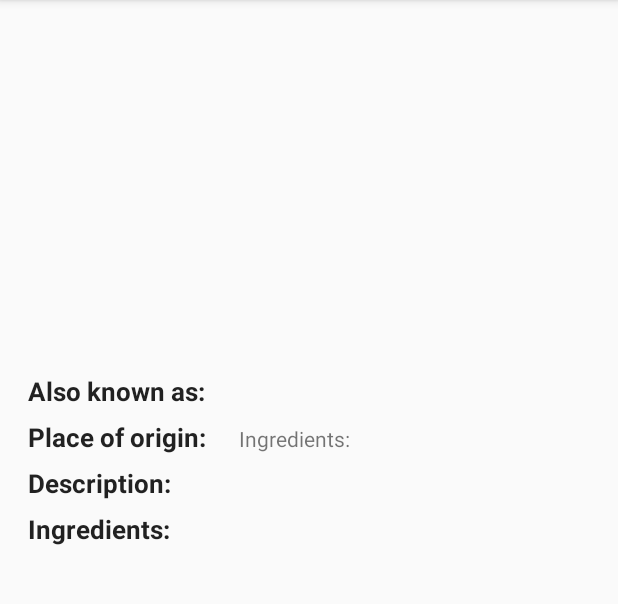
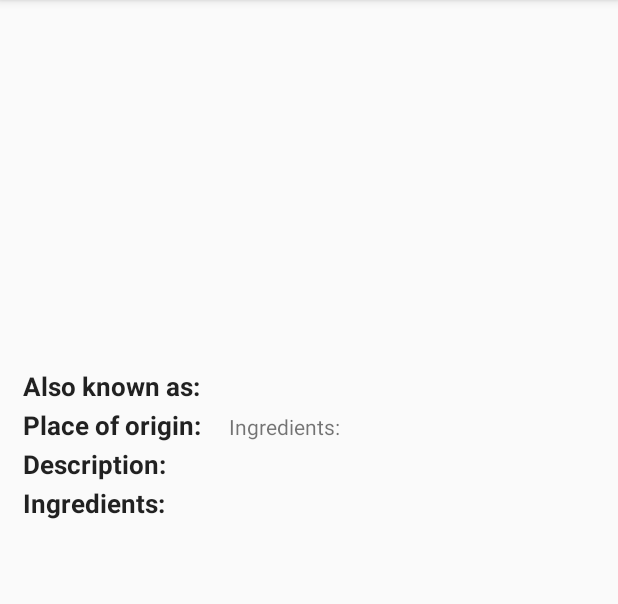
Before and after one commit to Annin7y/sandwich-club-starter-code-master, an Android app: the DetailActivity screen opened directly, with no data from a screen before it, on a phone screen of 412 x 824 dp, the part 84-688 px from its top. Run offline under Robolectric (Android 15) with nearby library versions, the phone set to English and light mode, and no system bars; our stand-ins replace Picasso; pictures from the network do not load; 1 statement that could not run was skipped.

Commit message:
update:refactor

```diff
--- a/app/build.gradle
+++ b/app/build.gradle
@@ -19,7 +19,7 @@ android {
 }
 
 dependencies {
-    implementation 'com.android.support.constraint:constraint-layout:1.0.2'
+    implementation 'com.android.support.constraint:constraint-layout:1.1.3'
     implementation fileTree(dir: 'libs', include: ['*.jar'])
     implementation 'com.android.support:appcompat-v7:26.1.0'
     implementation 'com.squareup.picasso:picasso:2.5.2'
--- a/app/src/main/res/layout/activity_detail.xml
+++ b/app/src/main/res/layout/activity_detail.xml
@@ -13,13 +13,9 @@
 
         <ImageView
             android:id="@+id/image_iv"
-            android:layout_width="@dimen/image_width"
+            android:layout_width="match_parent"
             android:layout_height="@dimen/image_height"
-            android:layout_marginStart="@dimen/image_margin_start"
-            android:layout_marginLeft="@dimen/image_margin_left"
             android:layout_marginTop="@dimen/image_margin_top"
-            android:layout_marginEnd="@dimen/image_margin_end"
-            android:layout_marginRight="@dimen/image_margin_right"
             android:adjustViewBounds="true"
             android:contentDescription="@string/sandwich_picture_content_description"
             android:padding="@dimen/image_padding"
@@ -32,8 +28,8 @@
             android:orientation="vertical" >
 
         <LinearLayout
-            android:layout_width="match_parent"
-            android:layout_height="match_parent"
+            android:layout_width="wrap_content"
+            android:layout_height="wrap_content"
             android:orientation="horizontal">
 
             <TextView
@@ -47,6 +43,8 @@
                 android:id="@+id/also_known_tv"
                 android:layout_width="wrap_content"
                 android:layout_height="wrap_content"
+                android:layout_marginStart="@dimen/also_list_margin_start"
+                android:layout_marginLeft="@dimen/also_list_margin_start"
                 android:padding="@dimen/list_padding" />
 
         </LinearLayout>
@@ -59,7 +57,6 @@
             <TextView
                 android:id="@+id/origin_tv_label"
                 style="@style/DetailLabelStyle"
-                android:layout_below="@+id/also_known_tv_label"
                 android:layout_marginStart="@dimen/label_margin"
                 android:layout_marginLeft="@dimen/label_margin"
                 android:text="@string/detail_place_of_origin_label" />
@@ -68,7 +65,6 @@
                 android:id="@+id/origin_tv"
                 android:layout_width="wrap_content"
                 android:layout_height="wrap_content"
-                android:layout_below="@+id/also_known_tv_label"
                 android:layout_marginStart="@dimen/also_list_margin_start"
                 android:layout_marginLeft="@dimen/also_list_margin_start"
                 android:padding="@dimen/list_padding"
@@ -84,7 +80,6 @@
             <TextView
                 android:id="@+id/description_tv_label"
                 style="@style/DetailLabelStyle"
-                android:layout_below="@+id/origin_tv_label"
                 android:layout_marginStart="@dimen/label_margin"
                 android:layout_marginLeft="@dimen/label_margin"
                 android:text="@string/detail_description_label" />
@@ -95,8 +90,7 @@
                 android:layout_height="wrap_content"
                 android:layout_marginStart="@dimen/also_list_margin_start"
                 android:layout_marginLeft="@dimen/also_list_margin_start"
-                android:padding="@dimen/list_padding"
-                android:layout_toRightOf="@id/description_tv_label" />
+                android:padding="@dimen/list_padding"/>
 
         </LinearLayout>
 
--- a/app/src/main/res/values/colors.xml
+++ b/app/src/main/res/values/colors.xml
@@ -4,5 +4,5 @@
     <color name="colorPrimaryDark">#303F9F</color>
     <color name="colorAccent">#FF4081</color>
 
-
+    <color name="colorPic">#40ffbf</color>
 </resources>
--- a/app/src/main/res/values/dimens.xml
+++ b/app/src/main/res/values/dimens.xml
@@ -5,12 +5,7 @@
 
     <!-- ImageView settings in activity_detail -->
     <dimen name="label_margin">15dp</dimen>
-    <dimen name="image_width">300dp</dimen>
     <dimen name="image_height">200dp</dimen>
-    <dimen name="image_margin_end">25dp</dimen>
-    <dimen name="image_margin_right">55dp</dimen>
-    <dimen name="image_margin_left">60dp</dimen>
-    <dimen name="image_margin_start">60dp</dimen>
     <dimen name="image_margin_top">45dp</dimen>
     <dimen name="image_padding">2dp</dimen>
 
--- a/app/src/main/res/values/styles.xml
+++ b/app/src/main/res/values/styles.xml
@@ -10,12 +10,11 @@
 
     <style name="DetailLabelStyle">
         <item name="android:layout_height">wrap_content</item>
-        <item name="android:layout_width">wrap_content</item>
+        <item name="android:layout_width">match_parent</item>
         <item name="android:textAppearance">?android:textAppearanceLarge</item>
         <item name="android:fontFamily">sans-serif</item>
         <item name="android:textStyle">bold</item>
         <item name="android:textSize">17sp</item>
-        <item name="android:padding">3dp</item>
     </style>
 
     <!-- Description label and list settings in activity_detail -->
```
